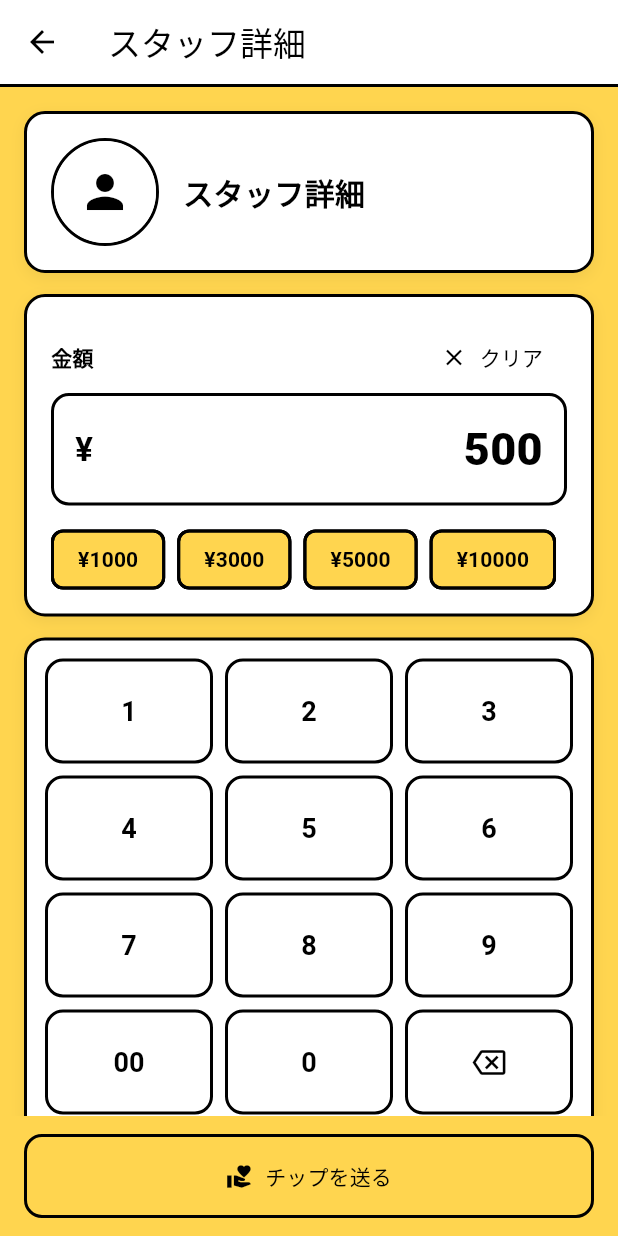
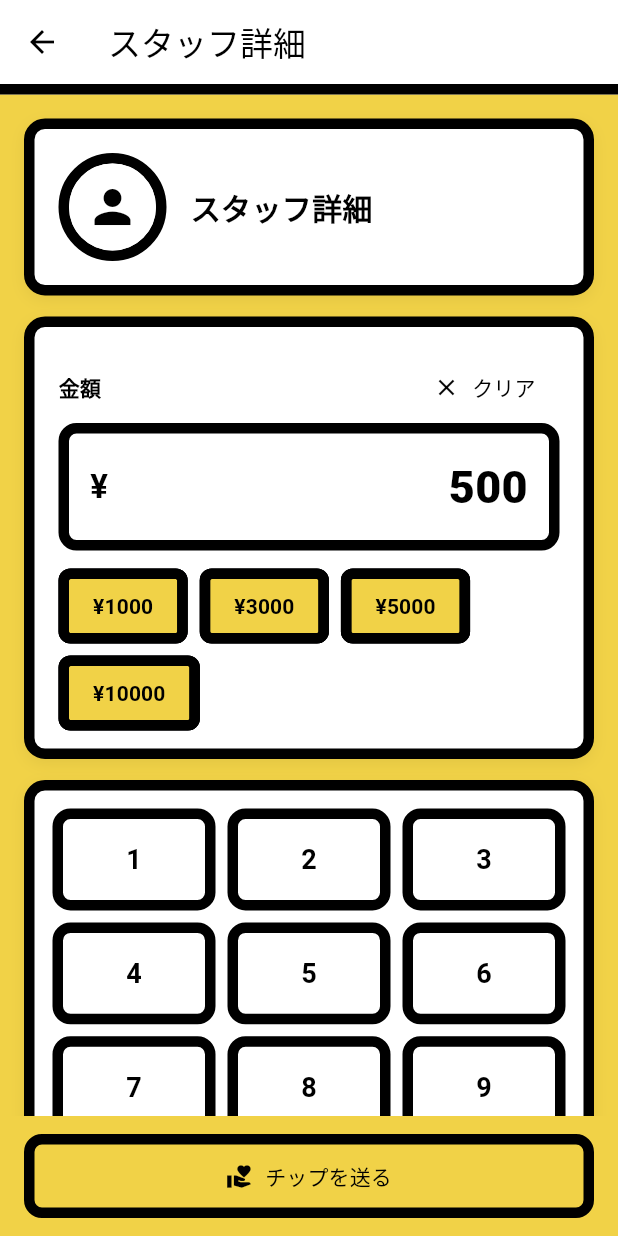
Before and after one commit to mrmmm0128/ChipPay, a Flutter app: the StaffDetailPage screen opened by its route, on a phone screen of 412 x 824 dp. Run offline on Flutter 3.47's test engine with Material 3 defaults, Android fonts, the light colour scheme and no system bars; our stand-ins replace cloud_firestore, cloud_functions, file_picker, firebase_auth, firebase_core, firebase_storage and 3 more; missing offline and left inert: barcode; accounts and stored records are empty; statements that could not run were skipped.

Commit message:
ZOTMANデザイン検討

```diff
--- a/lib/endUser/staff_detail_page.dart
+++ b/lib/endUser/staff_detail_page.dart
@@ -16,8 +16,8 @@ class _StaffDetailPageState extends State<StaffDetailPage> {
   // ===== デザイン用の統一カラー・線の太さ =====
   static const Color kBlack = Color(0xFF000000);
   static const Color kWhite = Color(0xFFFFFFFF);
-  static const Color kYellow = Color(0xFFFFD54F); // 黄色
-  static const double kBorderWidth = 2.0;
+  static const Color kYellow = Color(0xFFF1D247); // 黄色
+  static const double kBorderWidth = 7.0;
 
   String? tenantId;
   String? employeeId;
@@ -553,7 +553,7 @@ class _AmountKeypad extends StatelessWidget {
   // デザイン定数（このクラス内でも統一）
   static const Color kBlack = Color(0xFF000000);
   static const Color kWhite = Color(0xFFFFFFFF);
-  static const double kBorderWidth = 2.0;
+  static const double kBorderWidth = 7.0;
 
   final void Function(int digit) onTapDigit;
   final VoidCallback onTapDoubleZero;
```
